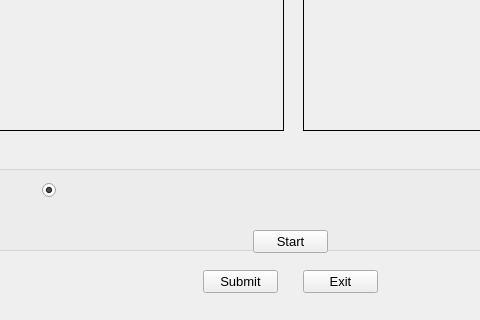
First picture: the form in gui/mainwindow.ui, repository rgsl888/data_collection, before the edit; both pictures show x 307 to 787 and y 530 to 850 of the 1100 by 850 pixel window.
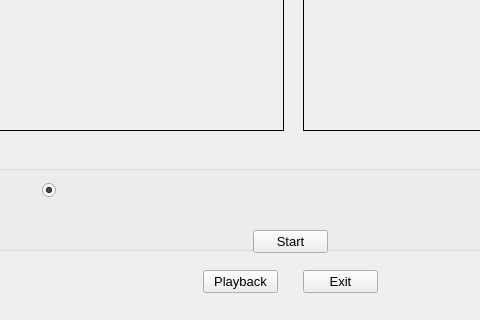
Second picture: the form after the edit.

Commit message: Chnages with playback

Diff of the .ui file:
```diff
--- a/gui/mainwindow.ui
+++ b/gui/mainwindow.ui
@@ -250,7 +250,7 @@
     </font>
    </property>
    <property name="text">
-    <string>Submit</string>
+    <string>Playback</string>
    </property>
   </widget>
   <widget class="QPushButton" name="nextButton">
```
Left out of the diff: 2 changed lines with no effect on the pictures. The commit also changes 2 other files.
